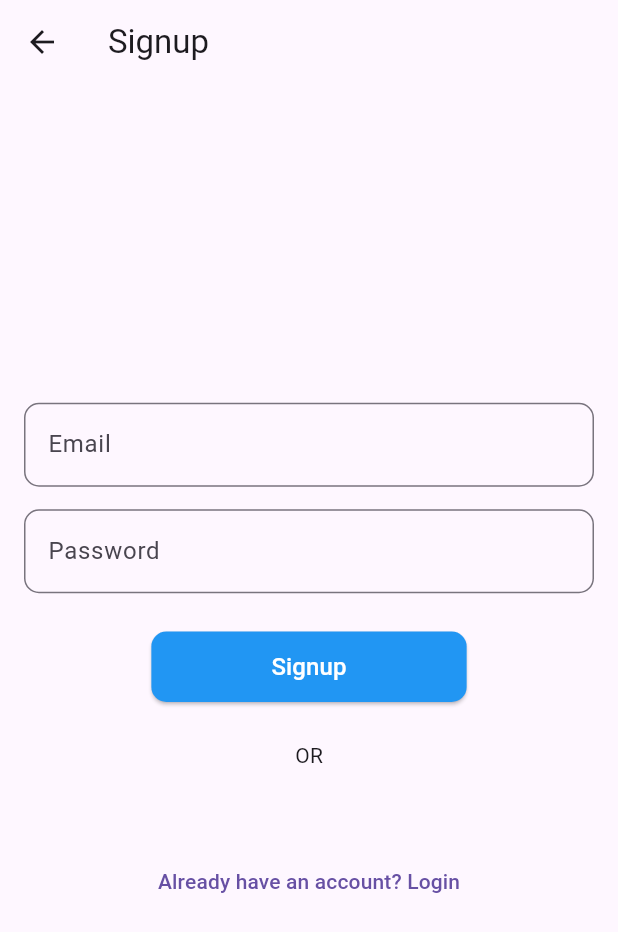
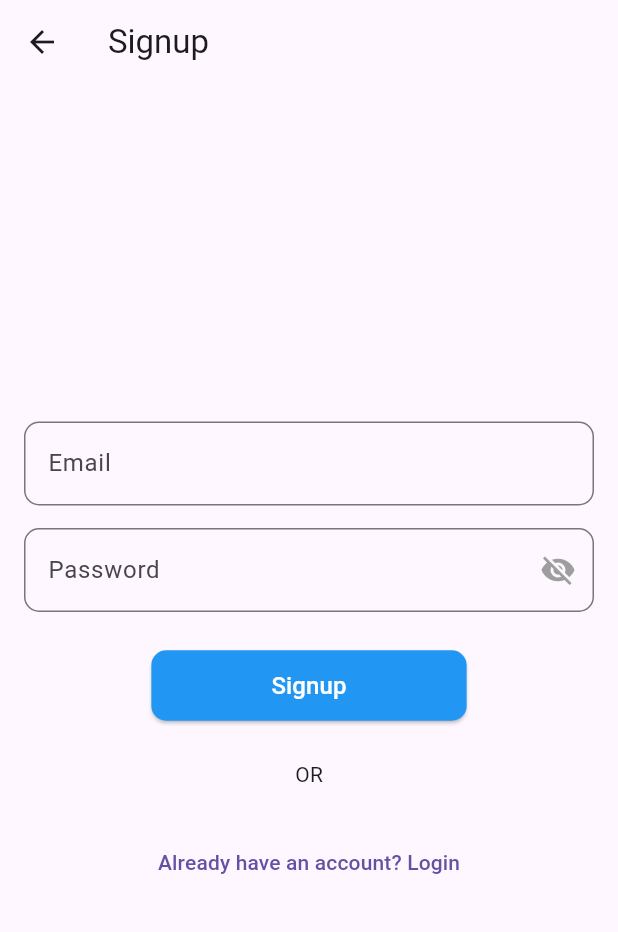
Before and after one commit to Qamar80/chatboot, a Flutter app: the screen it shows after launch, after a tap on "Don't have an account? Signup", on a phone screen of 412 x 824 dp. Shown: the top 932 px of the screen. Run offline on Flutter 3.47's test engine with Material 3 defaults, Android fonts, the phone set to English and light mode, and no system bars; our stand-ins replace firebase_auth, firebase_core, get, google_sign_in; accounts and stored records are empty; network calls fail.

Commit message:
Added password eye icon and 10 character limit in Login screen

```diff
--- a/lib/main.dart
+++ b/lib/main.dart
@@ -4,8 +4,11 @@ import 'package:chatboot/view/auth/login_screen.dart';
 import 'package:chatboot/view/auth/signup_screen.dart';
 import 'package:chatboot/view/chat/chat_screen.dart';
 import 'package:flutter/material.dart';
-import 'package:get/get.dart';
 import 'package:firebase_core/firebase_core.dart';
+import 'package:get/get_core/src/get_main.dart' show Get;
+import 'package:get/get_instance/src/extension_instance.dart';
+import 'package:get/get_navigation/src/root/get_material_app.dart' show GetMaterialApp;
+import 'package:get/get_navigation/src/routes/get_route.dart' show GetPage;
 import 'controllers/auth_controller.dart';
 
 import 'firebase_options.dart';
--- a/lib/view/auth/login_screen.dart
+++ b/lib/view/auth/login_screen.dart
@@ -3,22 +3,28 @@ import 'package:chatboot/widgets/our_button.dart';
 import 'package:chatboot/widgets/our_textField.dart';
 import 'package:flutter/material.dart';
 import 'package:get/get.dart';
-
 import '../../controllers/auth_controller.dart';
 
-
-class LoginScreen extends StatelessWidget {
+class LoginScreen extends StatefulWidget {
   const LoginScreen({super.key});
 
   @override
+  State<LoginScreen> createState() => _LoginScreenState();
+}
+
+class _LoginScreenState extends State<LoginScreen> {
+  final emailController = TextEditingController();
+  final passwordController = TextEditingController();
+  final controller = Get.find<AuthController>();
+  bool _obscurePassword = true; // For hiding/showing password
+
+  @override
   Widget build(BuildContext context) {
-    final controller = Get.find<AuthController>();
-    final emailController = TextEditingController();
-    final passwordController = TextEditingController();
-
     return Scaffold(
-      appBar: AppBar(title: const Text('Login Screen'),
-      backgroundColor: yellowColor,),
+      appBar: AppBar(
+        title: const Text('Login Screen'),
+        backgroundColor: yellowColor,
+      ),
       body: SingleChildScrollView(
         child: ConstrainedBox(
           constraints: BoxConstraints(
@@ -32,24 +38,41 @@ class LoginScreen extends StatelessWidget {
                   mainAxisAlignment: MainAxisAlignment.center,
                   crossAxisAlignment: CrossAxisAlignment.center,
                   children: [
-
-
                     ourTextField(
-                        title: 'Email',
-                        hint: 'Enter Email',
-                        controller: emailController
+                      title: 'Email',
+                      hint: 'Enter Email',
+                      controller: emailController,
                     ),
-
                     const SizedBox(height: 10),
 
-                    ourTextField(
-                        title: 'Password',
-                        hint: 'Enter Password',
-                        controller: passwordController
+                    // Password Field with eye icon + limit
+                    TextField(
+                      controller: passwordController,
+                      obscureText: _obscurePassword,
+                      maxLength: 10, // ✅ Limit to 10 characters
+                      decoration: InputDecoration(
+                        labelText: 'Password',
+                        hintText: 'Enter Password',
+                        counterText: "", // hides character counter
+                        suffixIcon: IconButton(
+                          icon: Icon(
+                            _obscurePassword
+                                ? Icons.visibility_off
+                                : Icons.visibility,
+                          ),
+                          onPressed: () {
+                            setState(() {
+                              _obscurePassword = !_obscurePassword;
+                            });
+                          },
+                        ),
+                        border: OutlineInputBorder(
+                          borderRadius: BorderRadius.circular(8),
+                        ),
+                      ),
                     ),
 
                     const SizedBox(height: 20),
-
                     ourButton(
                       onPress: () {
                         controller.login(
--- a/lib/view/auth/signup_screen.dart
+++ b/lib/view/auth/signup_screen.dart
@@ -1,20 +1,26 @@
 import 'package:flutter/material.dart';
 import 'package:get/get.dart';
-
 import '../../controllers/auth_controller.dart';
 import '../../widgets/our_button.dart';
 import '../../widgets/our_textField.dart';
 
-
-class SignupScreen extends StatelessWidget {
+class SignupScreen extends StatefulWidget {
   const SignupScreen({super.key});
 
   @override
+  State<SignupScreen> createState() => _SignupScreenState();
+}
+
+class _SignupScreenState extends State<SignupScreen> {
+  final controller = Get.find<AuthController>();
+  final emailController = TextEditingController();
+  final passwordController = TextEditingController();
+
+
+  final RxBool isPasswordHidden = true.obs;
+
+  @override
   Widget build(BuildContext context) {
-    final controller = Get.find<AuthController>();
-    final emailController = TextEditingController();
-    final passwordController = TextEditingController();
-
     return Scaffold(
       appBar: AppBar(title: const Text('Signup')),
       body: SingleChildScrollView(
@@ -30,6 +36,7 @@ class SignupScreen extends StatelessWidget {
                   mainAxisAlignment: MainAxisAlignment.center,
                   crossAxisAlignment: CrossAxisAlignment.center,
                   children: [
+                    // ✉️ Email Field
                     ourTextField(
                       title: 'Email',
                       hint: 'Enter Email',
@@ -37,15 +44,36 @@ class SignupScreen extends StatelessWidget {
                     ),
                     const SizedBox(height: 15),
 
-                    ourTextField(
-                      title: 'Password',
-                      hint: 'Enter Password',
+
+                    Obx(() => TextField(
                       controller: passwordController,
-
-                    ),
-
+                      obscureText: isPasswordHidden.value,
+                      maxLength: 10, // ✅ Limit password to 10 characters
+                      decoration: InputDecoration(
+                        counterText:
+                        '',
+                        labelText: 'Password',
+                        hintText: 'Enter Password (max 10 chars)',
+                        suffixIcon: IconButton(
+                          icon: Icon(
+                            isPasswordHidden.value
+                                ? Icons.visibility_off
+                                : Icons.visibility,
+                            color: Colors.grey,
+                          ),
+                          onPressed: () {
+                            isPasswordHidden.value =
+                            !isPasswordHidden.value;
+                          },
+                        ),
+                        border: OutlineInputBorder(
+                          borderRadius: BorderRadius.circular(10),
+                        ),
+                      ),
+                    )),
                     const SizedBox(height: 25),
 
+                    // 🔵 Signup Button
                     ourButton(
                       onPress: () {
                         controller.signup(
@@ -59,15 +87,10 @@ class SignupScreen extends StatelessWidget {
                     ),
 
                     const SizedBox(height: 25),
-
                     const Text('OR'),
-
                     const SizedBox(height: 25),
 
-
-
-                    const SizedBox(height: 25),
-
+                    // 🔁 Redirect to Login
                     TextButton(
                       onPressed: () => Get.toNamed('/login'),
                       child: const Text("Already have an account? Login"),
```
Also changed, not shown: pubspec.lock, 2 other files.
